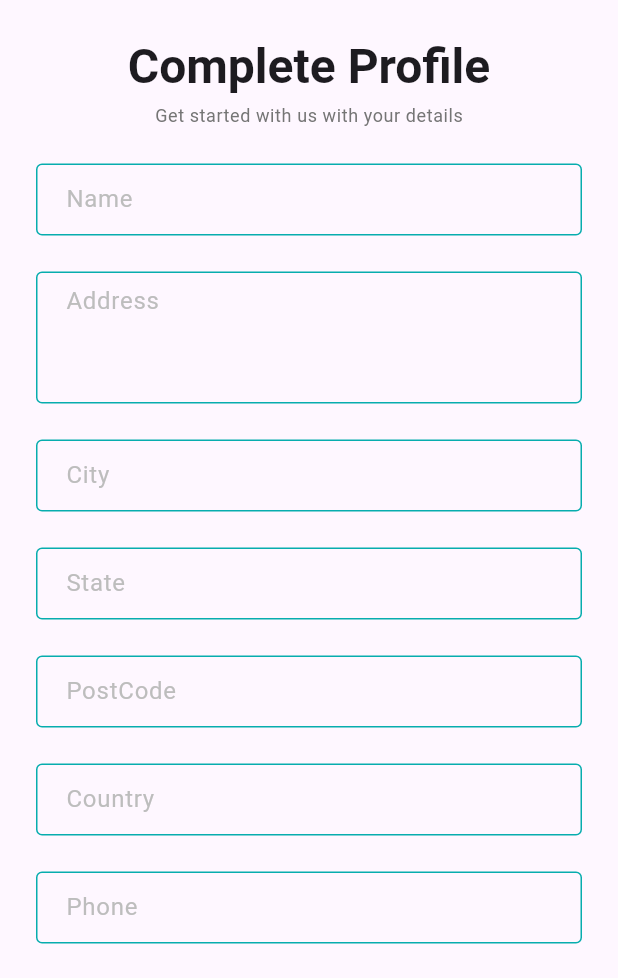
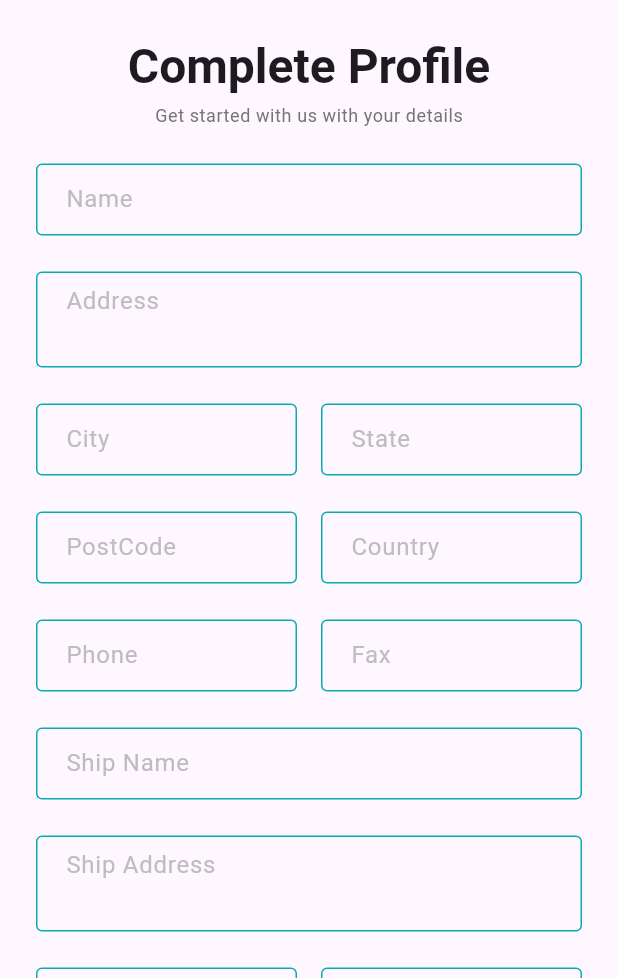
Before and after one commit to hafizflow/Infinity-Buy, a Flutter app: the CompleteProfileScreen screen opened directly, on a phone screen of 412 x 824 dp, the part 258-1236 px from its top. Run offline on Flutter 3.47's test engine with Material 3 defaults, Android fonts, the phone set to English and light mode, and no system bars; our stand-ins replace carousel_slider, flutter_spinkit, get, pin_code_fields, shared_preferences, webview_flutter; accounts and stored records are empty; network calls fail.

Commit message:
project complete

```diff
--- a/lib/controller_binder.dart
+++ b/lib/controller_binder.dart
@@ -2,6 +2,7 @@ import 'package:get/get.dart';
 import 'package:infinity_buy/presentation/state_holders/add_to_cart_controller.dart';
 import 'package:infinity_buy/presentation/state_holders/add_wish_list_controller.dart';
 import 'package:infinity_buy/presentation/state_holders/auth_controller.dart';
+import 'package:infinity_buy/presentation/state_holders/brand_list_controller.dart';
 import 'package:infinity_buy/presentation/state_holders/cart_list_controller.dart';
 import 'package:infinity_buy/presentation/state_holders/category_controller.dart';
 import 'package:infinity_buy/presentation/state_holders/complete_profile_controller.dart';
@@ -45,5 +46,6 @@ class ControllerBinder extends Bindings {
     Get.put(AddWishListController());
     Get.put(RemoveWishController());
     Get.put(DeleteCartController());
+    Get.put(BrandListController());
   }
 }
--- a/lib/data/models/create_profile_params.dart
+++ b/lib/data/models/create_profile_params.dart
@@ -1,12 +1,12 @@
 class CreateProfileParams {
-  final String name;
-  final String address;
-  final String city;
-  final String state;
-  final String postCode;
-  final String country;
-  final String phone;
-  final String fax;
+  final String cusName;
+  final String cusAdd;
+  final String cusCity;
+  final String cusState;
+  final String cusPostcode;
+  final String cusCountry;
+  final String cusPhone;
+  final String cusFax;
   final String shipName;
   final String shipAdd;
   final String shipCity;
@@ -16,14 +16,14 @@ class CreateProfileParams {
   final String shipPhone;
 
   CreateProfileParams({
-    required this.name,
-    required this.address,
-    required this.city,
-    required this.state,
-    required this.postCode,
-    required this.country,
-    required this.phone,
-    required this.fax,
+    required this.cusName,
+    required this.cusAdd,
+    required this.cusCity,
+    required this.cusState,
+    required this.cusPostcode,
+    required this.cusCountry,
+    required this.cusPhone,
+    required this.cusFax,
     required this.shipName,
     required this.shipAdd,
     required this.shipCity,
@@ -34,20 +34,20 @@ class CreateProfileParams {
   });
 
   Map<String, dynamic> toJson() => {
-        "cus_name": name,
-        "cus_add": address,
-        "cus_city": city,
-        "cus_state": state,
-        "cus_postcode": postCode,
-        "cus_country": country,
-        "cus_phone": phone,
-        "cus_fax": fax,
-        "ship_name": shipName,
-        "ship_add": shipAdd,
-        "ship_city": shipCity,
-        "ship_state": shipState,
-        "ship_postcode": shipPostcode,
-        "ship_country": shipCountry,
-        "ship_phone": shipPhone,
+        'cus_name': cusName,
+        'cus_add': cusAdd,
+        'cus_city': cusCity,
+        'cus_state': cusState,
+        'cus_postcode': cusPostcode,
+        'cus_country': cusCountry,
+        'cus_phone': cusPhone,
+        'cus_fax': cusFax,
+        'ship_name': shipName,
+        'ship_add': shipAdd,
+        'ship_city': shipCity,
+        'ship_state': shipState,
+        'ship_postcode': shipPostcode,
+        'ship_country': shipCountry,
+        'ship_phone': shipPhone,
       };
 }
--- a/lib/data/services/network_caller.dart
+++ b/lib/data/services/network_caller.dart
@@ -62,10 +62,10 @@ class NetworkCaller {
 
     final Response response =
         await post(Uri.parse(url), body: jsonEncode(body), headers: {
-      'token': AuthController.token.toString(),
+      'token': (token ?? AuthController.token).toString(),
       'Content-type': 'application/json',
     });
-
+    log(AuthController.token.toString());
     log(response.statusCode.toString());
     log(response.body.toString());
 
--- a/lib/data/utility/urls.dart
+++ b/lib/data/utility/urls.dart
@@ -20,6 +20,7 @@ class Urls {
       '$_baseUrl/ProductDetailsById/$productId';
 
   static String createCart = '$_baseUrl/CreateCartList';
+  static String brandList = '$_baseUrl/BrandList';
   static String cartList = '$_baseUrl/CartList';
   static String wishList = '$_baseUrl/ProductWishList';
   static String invoiceCreate = '$_baseUrl/InvoiceCreate';
--- /dev/null
+++ b/lib/presentation/state_holders/brand_list_controller.dart
@@ -0,0 +1,38 @@
+import 'package:get/get.dart';
+import 'package:infinity_buy/data/models/brand_list_model.dart';
+
+import '../../data/models/response_data.dart';
+import '../../data/services/network_caller.dart';
+import '../../data/utility/urls.dart';
+
+class BrandListController extends GetxController {
+  String _errorMessage = '';
+  String get errorMessage => _errorMessage;
+
+  bool _inProgress = false;
+  bool get inProgress => _inProgress;
+
+  BrandListModel _brandListModel = BrandListModel();
+  BrandListModel get brandListModel => _brandListModel;
+
+  Future<bool> getBrandList() async {
+    _inProgress = true;
+    update();
+
+    final ResponseData response = await NetworkCaller().getRequest(
+      Urls.brandList,
+    );
+
+    bool isSuccess = false;
+    _inProgress = false;
+
+    if (response.isSuccess) {
+      _brandListModel = BrandListModel.fromJson(response.responseData);
+      isSuccess = true;
+    } else {
+      _errorMessage = response.errorMessage;
+    }
+    update();
+    return isSuccess;
+  }
+}
--- a/lib/presentation/ui/screens/auth/complete_profile_screen.dart
+++ b/lib/presentation/ui/screens/auth/complete_profile_screen.dart
@@ -72,50 +72,72 @@ class _CompleteProfileScreenState extends State<CompleteProfileScreen> {
                 const SizedBox(height: 24),
                 TextFormField(
                   controller: _addressTEController,
-                  maxLines: 3,
+                  maxLines: 2,
                   decoration: const InputDecoration(hintText: "Address"),
                   textInputAction: TextInputAction.next,
                   validator: (val) =>
                       val != null && val.isNotEmpty ? null : 'Enter address',
                 ),
                 const SizedBox(height: 24),
-                TextFormField(
+                Row(
+                  children: [
+                    Expanded(
+                      child: TextFormField(
                         controller: _cityTEController,
                         decoration: const InputDecoration(hintText: "City"),
                         textInputAction: TextInputAction.next,
                         validator: (val) =>
                             val != null && val.isNotEmpty ? null : 'Enter city',
                       ),
-                const SizedBox(height: 24),
-                TextFormField(
+                    ),
+                    const SizedBox(width: 16),
+                    Expanded(
+                      child: TextFormField(
                         controller: _stateTEController,
                         decoration: const InputDecoration(hintText: "State"),
                         textInputAction: TextInputAction.done,
-                  validator: (val) =>
-                      val != null && val.isNotEmpty ? null : 'Enter state',
+                        validator: (val) => val != null && val.isNotEmpty
+                            ? null
+                            : 'Enter state',
+                      ),
+                    ),
+                  ],
                 ),
                 const SizedBox(height: 24),
-                TextFormField(
+                Row(
+                  children: [
+                    Expanded(
+                      child: TextFormField(
                         controller: _postCodeTEController,
                         decoration: const InputDecoration(hintText: "PostCode"),
                         textInputAction: TextInputAction.done,
-                  validator: (val) =>
-                      val != null && val.isNotEmpty ? null : 'Enter postcode',
+                        validator: (val) => val != null && val.isNotEmpty
+                            ? null
+                            : 'Enter postcode',
                       ),
-                const SizedBox(height: 24),
-                TextFormField(
+                    ),
+                    const SizedBox(width: 16),
+                    Expanded(
+                      child: TextFormField(
                         controller: _countryTEController,
                         decoration: const InputDecoration(hintText: "Country"),
                         textInputAction: TextInputAction.done,
-                  validator: (val) =>
-                      val != null && val.isNotEmpty ? null : 'Enter country',
+                        validator: (val) => val != null && val.isNotEmpty
+                            ? null
+                            : 'Enter country',
+                      ),
+                    ),
+                  ],
                 ),
                 const SizedBox(height: 24),
-                TextFormField(
+                Row(
+                  children: [
+                    Expanded(
+                      child: TextFormField(
                         controller: _phoneTEController,
                         keyboardType: TextInputType.phone,
-                  decoration:
-                      const InputDecoration(hintText: "Phone", counterText: ''),
+                        decoration: const InputDecoration(
+                            hintText: "Phone", counterText: ''),
                         textInputAction: TextInputAction.next,
                         maxLength: 11,
                         validator: (val) {
@@ -128,13 +150,18 @@ class _CompleteProfileScreenState extends State<CompleteProfileScreen> {
                           }
                         },
                       ),
-                const SizedBox(height: 24),
-                TextFormField(
+                    ),
+                    const SizedBox(width: 16),
+                    Expanded(
+                      child: TextFormField(
                         controller: _faxTEController,
                         decoration: const InputDecoration(hintText: "Fax"),
                         textInputAction: TextInputAction.done,
                         validator: (val) =>
                             val != null && val.isNotEmpty ? null : 'Enter fax',
+                      ),
+                    ),
+                  ],
                 ),
                 const SizedBox(height: 24),
                 TextFormField(
@@ -147,6 +174,7 @@ class _CompleteProfileScreenState extends State<CompleteProfileScreen> {
                 const SizedBox(height: 24),
                 TextFormField(
                   controller: _shipAddTEController,
+                  maxLines: 2,
                   decoration: const InputDecoration(hintText: "Ship Address"),
                   textInputAction: TextInputAction.done,
                   validator: (val) => val != null && val.isNotEmpty
@@ -154,38 +182,60 @@ class _CompleteProfileScreenState extends State<CompleteProfileScreen> {
                       : 'Enter ship address',
                 ),
                 const SizedBox(height: 24),
-                TextFormField(
+                Row(
+                  children: [
+                    Expanded(
+                      child: TextFormField(
                         controller: _shipCityTEController,
-                  decoration: const InputDecoration(hintText: "Ship City"),
+                        decoration:
+                            const InputDecoration(hintText: "Ship City"),
                         textInputAction: TextInputAction.done,
-                  validator: (val) =>
-                      val != null && val.isNotEmpty ? null : 'Enter ship city',
+                        validator: (val) => val != null && val.isNotEmpty
+                            ? null
+                            : 'Enter ship city',
+                      ),
+                    ),
+                    const SizedBox(width: 16),
+                    Expanded(
+                      child: TextFormField(
+                        controller: _shipStateTEController,
+                        decoration:
+                            const InputDecoration(hintText: "Ship State"),
+                        textInputAction: TextInputAction.done,
+                        validator: (val) => val != null && val.isNotEmpty
+                            ? null
+                            : 'Enter ship state',
+                      ),
+                    ),
+                  ],
                 ),
                 const SizedBox(height: 24),
-                TextFormField(
-                  controller: _shipStateTEController,
-                  decoration: const InputDecoration(hintText: "Ship State"),
-                  textInputAction: TextInputAction.done,
-                  validator: (val) =>
-                      val != null && val.isNotEmpty ? null : 'Enter ship state',
-                ),
-                const SizedBox(height: 24),
-                TextFormField(
+                Row(
+                  children: [
+                    Expanded(
+                      child: TextFormField(
                         controller: _shipPostCodeTEController,
-                  decoration: const InputDecoration(hintText: "Ship Post Code"),
+                        decoration:
+                            const InputDecoration(hintText: "Ship Post Code"),
                         textInputAction: TextInputAction.done,
                         validator: (val) => val != null && val.isNotEmpty
                             ? null
                             : 'Enter ship post code',
                       ),
-                const SizedBox(height: 24),
-                TextFormField(
+                    ),
+                    const SizedBox(width: 16),
+                    Expanded(
+                      child: TextFormField(
                         controller: _shipCountryTEController,
-                  decoration: const InputDecoration(hintText: "Ship Country"),
+                        decoration:
+                            const InputDecoration(hintText: "Ship Country"),
                         textInputAction: TextInputAction.done,
                         validator: (val) => val != null && val.isNotEmpty
                             ? null
                             : 'Enter ship country',
+                      ),
+                    ),
+                  ],
                 ),
                 const SizedBox(height: 24),
                 TextFormField(
@@ -217,14 +267,6 @@ class _CompleteProfileScreenState extends State<CompleteProfileScreen> {
                           onPressed: () async {
                             if (_formKey.currentState!.validate()) {
                               final createProfileParams = CreateProfileParams(
-                                name: _nameTEController.text.trim(),
-                                address: _addressTEController.text.trim(),
-                                city: _cityTEController.text.trim(),
-                                state: _stateTEController.text.trim(),
-                                postCode: _postCodeTEController.text.trim(),
-                                country: _countryTEController.text.trim(),
-                                phone: _phoneTEController.text.trim(),
-                                fax: _faxTEController.text.trim(),
                                 shipName: _stateTEController.text.trim(),
                                 shipAdd: _shipAddTEController.text.trim(),
                                 shipCity: _shipCityTEController.text.trim(),
@@ -234,6 +276,14 @@ class _CompleteProfileScreenState extends State<CompleteProfileScreen> {
                                 shipCountry:
                                     _shipCountryTEController.text.trim(),
                                 shipPhone: _shipPhoneTEController.text.trim(),
+                                cusName: _nameTEController.text.trim(),
+                                cusAdd: _addressTEController.text.trim(),
+                                cusCity: _cityTEController.text.trim(),
+                                cusState: _stateTEController.text.trim(),
+                                cusPostcode: _postCodeTEController.text.trim(),
+                                cusCountry: _countryTEController.text.trim(),
+                                cusPhone: _phoneTEController.text.trim(),
+                                cusFax: _faxTEController.text.trim(),
                               );
 
                               final bool result =
--- a/lib/presentation/ui/screens/main_bottom_nav_screen.dart
+++ b/lib/presentation/ui/screens/main_bottom_nav_screen.dart
@@ -2,6 +2,7 @@ import 'dart:developer';
 
 import 'package:flutter/material.dart';
 import 'package:get/get.dart';
+import 'package:infinity_buy/presentation/state_holders/brand_list_controller.dart';
 import 'package:infinity_buy/presentation/state_holders/category_controller.dart';
 import 'package:infinity_buy/presentation/state_holders/main_bottom_nav_controller.dart';
 import 'package:infinity_buy/presentation/state_holders/new_product_controller.dart';
@@ -39,6 +40,7 @@ class _MainBottomNavScreenState extends State<MainBottomNavScreen> {
       Get.find<PopularProductController>().getPopularProductList();
       Get.find<NewProductController>().getNewProductList();
       Get.find<SpecialProductController>().getSpecialProductList();
+      Get.find<BrandListController>().getBrandList();
     });
   }
 
```
Also changed, not shown: lib/data/models/brand_list_item.dart (added, +28 -0 lines), lib/data/models/brand_list_model.dart (added, +27 -0 lines), lib/presentation/state_holders/complete_profile_controller.dart (+9 -1 lines), lib/presentation/state_holders/verify_otp_controller.dart (+5 -4 lines), lib/presentation/ui/screens/brand_screen.dart (added, +79 -0 lines), lib/presentation/ui/screens/home_screen.dart (+38 -0 lines), lib/presentation/ui/widgets/brand_item.dart (added, +51 -0 lines), 1 other file. Lines whose indentation alone changed are shown as unchanged.
